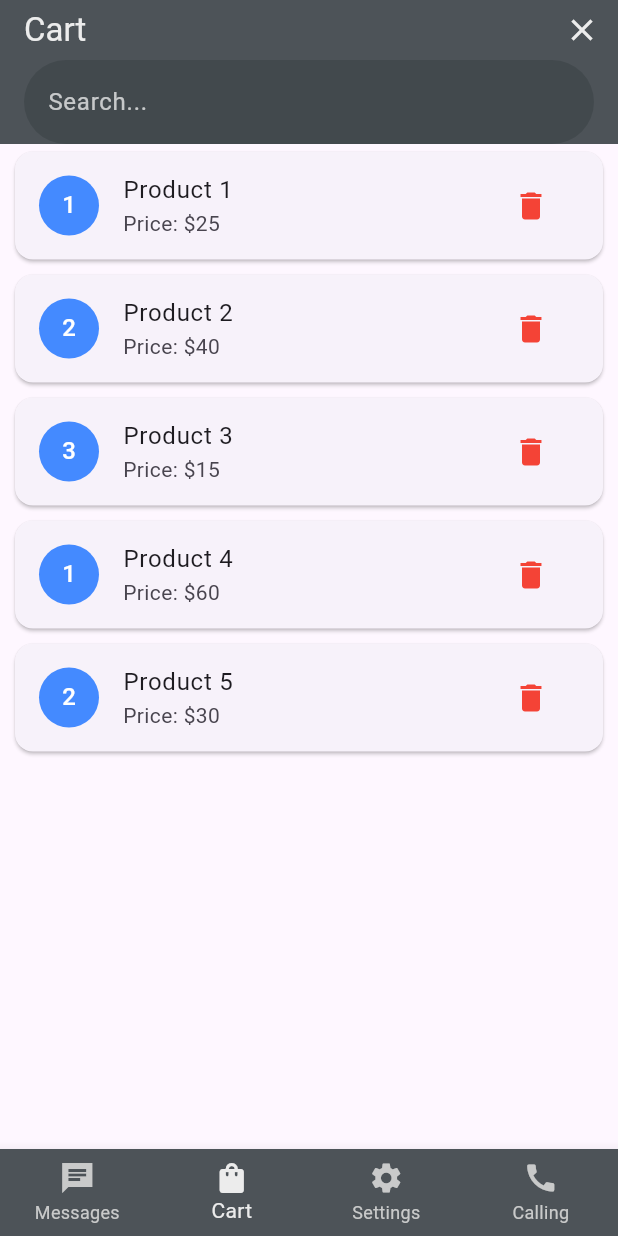
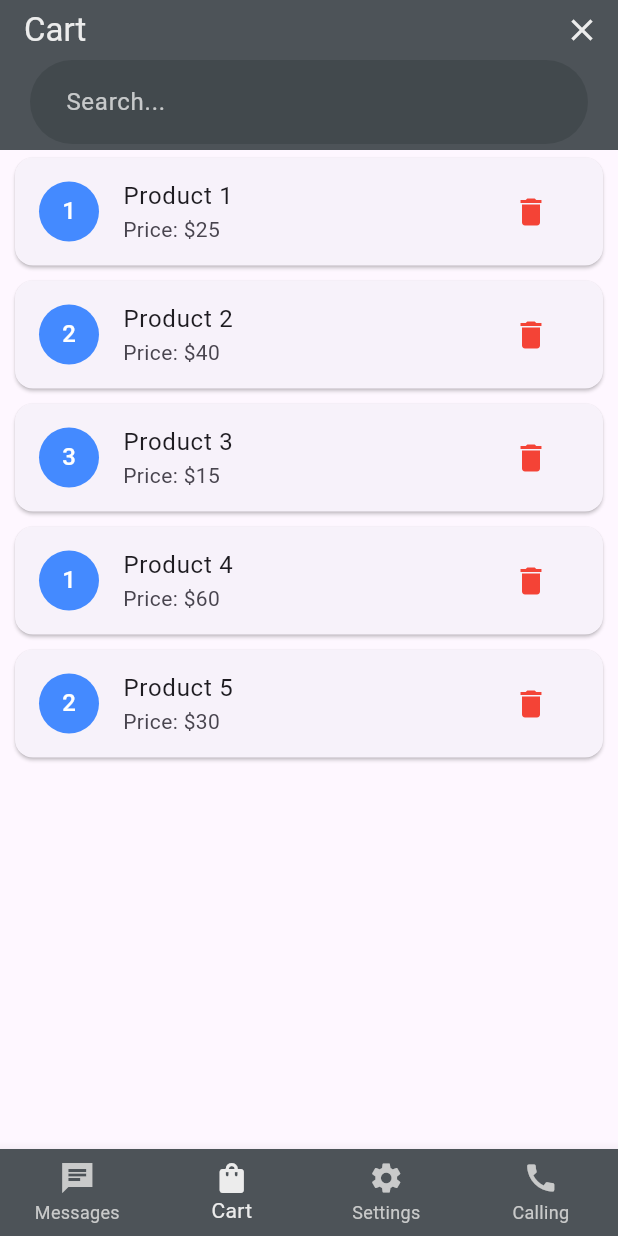
Before and after one commit to Hamza1-creator/_1st_app, a Flutter app: the screen it shows after launch, item 2 of the bottom bar chosen, after a tap on the "search" icon, on a phone screen of 412 x 824 dp. Run offline on Flutter 3.47's test engine with Material 3 defaults, Android fonts, the phone set to English and light mode, and no system bars; statements that could not run were skipped.

Commit message:
samll_changes
small changes

```diff
--- a/lib/HomeScreen.dart
+++ b/lib/HomeScreen.dart
@@ -14,7 +14,7 @@ class HomeScreen extends StatefulWidget {
 class _HomeScreenState extends State<HomeScreen> {
   int _currentIndex = 0;
   late Future<void> _loadingFuture;
-  bool _isSearchVisible = false; // Track if the search bar is visible
+  bool _isSearchVisible = false;
   final TextEditingController _searchController = TextEditingController();
 
   final List<Widget> _pages = [
@@ -30,7 +30,6 @@ class _HomeScreenState extends State<HomeScreen> {
     "Settings",
     "Calling",
   ];
-
 
   Future<void> _initializeApp() async {
     await Future.delayed(const Duration(seconds: 3));
@@ -49,7 +48,7 @@ class _HomeScreenState extends State<HomeScreen> {
       builder: (context, snapshot) {
         if (snapshot.connectionState == ConnectionState.waiting) {
           return const Scaffold(
-            backgroundColor: const Color.fromARGB(255, 77, 83, 88),
+            backgroundColor: Color.fromARGB(255, 77, 83, 88),
             body: Center(
               child: Column(
                 mainAxisAlignment: MainAxisAlignment.center,
@@ -82,9 +81,9 @@ class _HomeScreenState extends State<HomeScreen> {
                     color: const Color.fromARGB(255, 236, 236, 236),
                     onPressed: () {
                       setState(() {
-                        _isSearchVisible = !_isSearchVisible; // Toggle the search bar visibility
+                        _isSearchVisible = !_isSearchVisible;
                         if (!_isSearchVisible) {
-                          _searchController.clear(); // Clear the search input when closed
+                          _searchController.clear();
                         }
                       });
                     },
@@ -93,10 +92,13 @@ class _HomeScreenState extends State<HomeScreen> {
               ),
               body: Column(
                 children: [
-                  // Display search field below AppBar
-                  if (_isSearchVisible)
-                    Padding(
-                      padding: const EdgeInsets.symmetric(horizontal: 16.0),
+                  AnimatedOpacity(
+                    duration: const Duration(milliseconds: 300),
+                    opacity: _isSearchVisible ? 1.0 : 0.0,
+                    child: AnimatedContainer(
+                      duration: const Duration(milliseconds: 150),
+                      padding: const EdgeInsets.symmetric(horizontal: 20.0),
+                      height: _isSearchVisible ? 60.0 : 0.0,
                       child: TextField(
                         controller: _searchController,
                         style: const TextStyle(color: Colors.white),
@@ -109,11 +111,13 @@ class _HomeScreenState extends State<HomeScreen> {
                             borderRadius: BorderRadius.circular(50),
                             borderSide: BorderSide.none,
                           ),
+                          contentPadding: const EdgeInsets.symmetric(vertical: 16.0, horizontal: 20.0),
                         ),
                       ),
                     ),
+                  ),
                   Expanded(
-                    child: _pages[_currentIndex], // The main content
+                    child: _pages[_currentIndex],
                   ),
                 ],
               ),
```
